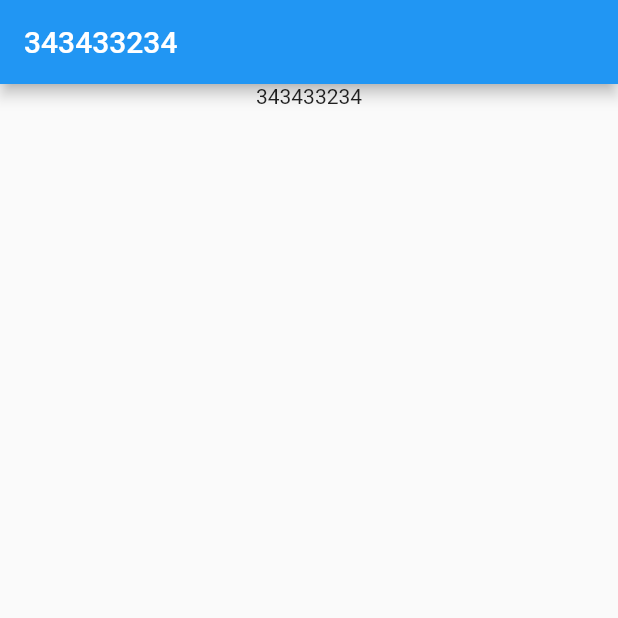
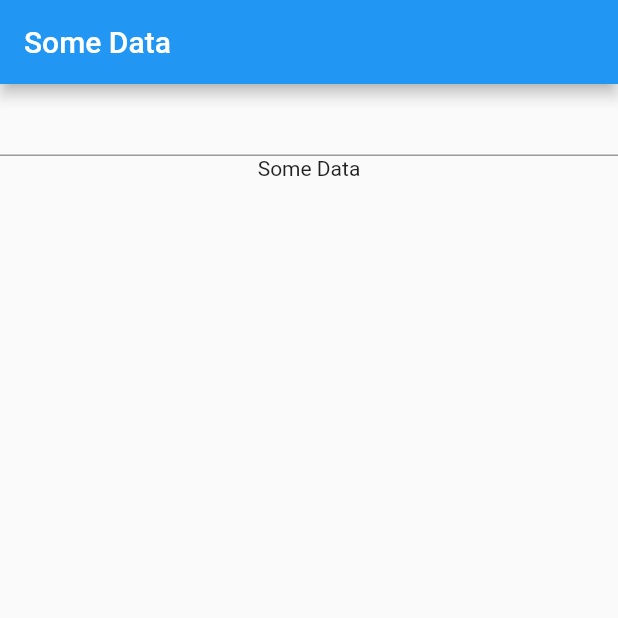
Before and after one commit to NowoCodes/learning_provider, a Flutter app: the screen it shows after launch, on a phone screen of 412 x 824 dp, the top half of it. Run offline on Flutter 3.47's test engine with Material 2 defaults, Android fonts, the phone set to English and light mode, and no system bars.

Commit message:
Utilising Provider(Complex)

```diff
--- a/lib/main.dart
+++ b/lib/main.dart
@@ -6,16 +6,14 @@ void main() {
 }
 
 class MyApp extends StatelessWidget {
-  final String data = '343433234';
-
   @override
   Widget build(BuildContext context) {
-    return Provider<String>(
-      create: (context) => data,
+    return ChangeNotifierProvider<Data>(
+      create: (context) => Data(),
       child: MaterialApp(
         home: Scaffold(
           appBar: AppBar(
-            title: Text(data),
+            title: MyText(),
           ),
           body: Level1(),
         ),
@@ -38,7 +36,7 @@ class Level2 extends StatelessWidget {
   Widget build(BuildContext context) {
     return Column(
       children: [
-        Container(),
+        MyTextField(),
         Level3(),
       ],
     );
@@ -48,6 +46,33 @@ class Level2 extends StatelessWidget {
 class Level3 extends StatelessWidget {
   @override
   Widget build(BuildContext context) {
-    return Text(Provider.of<String>(context));
+    return Text(Provider.of<Data>(context).data);
   }
 }
+
+class MyText extends StatelessWidget {
+  @override
+  Widget build(BuildContext context) {
+    return Text(Provider.of<Data>(context, listen: false).data);
+  }
+}
+
+class MyTextField extends StatelessWidget {
+  @override
+  Widget build(BuildContext context) {
+    return TextField(
+      onChanged: (newText) {
+        Provider.of<Data>(context).changeString(newText);
+      },
+    );
+  }
+}
+
+class Data extends ChangeNotifier {
+  String data = 'Some Data';
+
+  void changeString(String newString) {
+    data = newString;
+    notifyListeners();
+  }
+}
```
